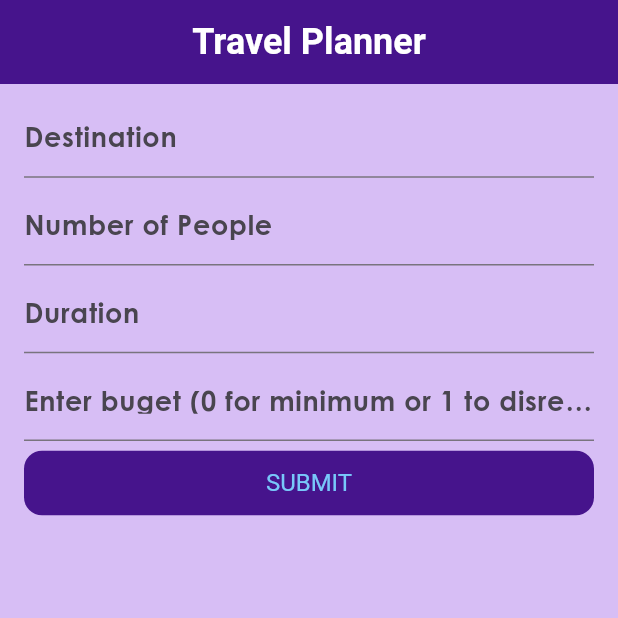
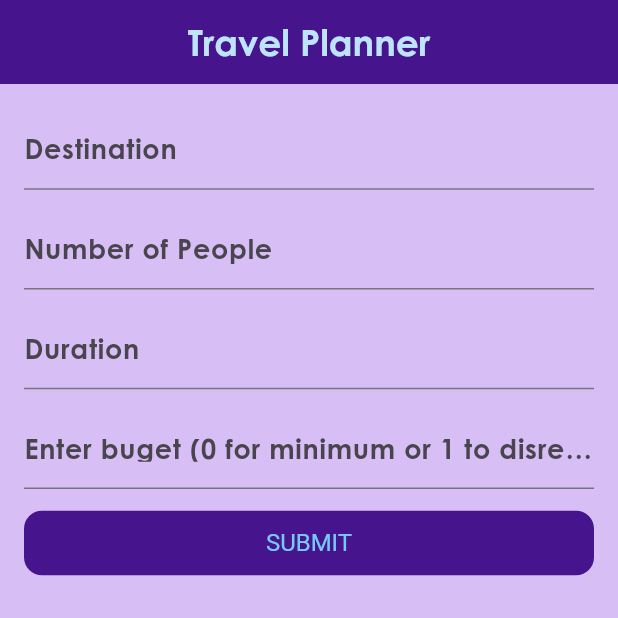
Before and after one commit to omar-alajami/Project_Travel_Planner, a Flutter app: the screen it shows after launch, on a phone screen of 412 x 824 dp, the top half of it. Run offline on Flutter 3.47's test engine with Material 3 defaults, Android fonts, the light colour scheme and no system bars.

Commit message:
minor fixes

```diff
--- a/lib/main.dart
+++ b/lib/main.dart
@@ -17,10 +17,13 @@ class MainApp extends StatelessWidget {
   Widget build(BuildContext context) {
     return MaterialApp(
       theme: ThemeData(
+        fontFamily: 'Century Gothic',
         appBarTheme: AppBarTheme(
           titleTextStyle: TextStyle(
             fontSize: 24,
             fontWeight: FontWeight.bold,
+            fontFamily: 'Century Gothic',
+            color: const Color.fromARGB(255, 190, 228, 252),
           ),
           backgroundColor: appbarBackgroundColor,
           foregroundColor: appbarForegroundColor,
@@ -28,7 +31,6 @@ class MainApp extends StatelessWidget {
         ),
         scaffoldBackgroundColor: scaffoldBackgroundColor,
 
-        fontFamily: 'Century Gothic',
         textTheme: TextTheme(
           bodyLarge: TextStyle(
             fontSize: 18,
@@ -73,9 +75,9 @@ class Returned extends StatefulWidget{
 class _ReturnedState extends State<Returned>{
 
   String dest = '';
-  late int nbOfPeople;
-  late int duration;
-  late int budget;
+  int nbOfPeople = 0;
+  int duration = 0;
+  int budget = -2;
 
   @override
   Widget build(BuildContext context){
@@ -94,7 +96,7 @@ class _ReturnedState extends State<Returned>{
 
         children: [
           Padding(
-            padding: EdgeInsets.only(bottom: 4),//I have no idea what the spaces are like, we can test the app and tweak the numbers and see which give the best look
+            padding: EdgeInsets.only(top: 8, bottom: 12),//I have no idea what the spaces are like, we can test the app and tweak the numbers and see which give the best look
             child: TextField(
               decoration: InputDecoration(labelText: 'Destination'),
               onChanged: (gotDest){dest = gotDest;},
@@ -103,7 +105,7 @@ class _ReturnedState extends State<Returned>{
           ),
 
           Padding(
-            padding: EdgeInsets.only(bottom: 4),//I have no idea what the spaces are like, we can test the app and tweak the numbers and see which give the best look
+            padding: EdgeInsets.only(bottom: 12),//I have no idea what the spaces are like, we can test the app and tweak the numbers and see which give the best look
             child: TextField(
               keyboardType: TextInputType.numberWithOptions(),
               decoration: InputDecoration(labelText: 'Number of People'),
@@ -113,7 +115,7 @@ class _ReturnedState extends State<Returned>{
           ),
 
           Padding(
-            padding: EdgeInsets.only(bottom: 4),//I have no idea what the spaces are like, we can test the app and tweak the numbers and see which give the best look
+            padding: EdgeInsets.only(bottom: 12),//I have no idea what the spaces are like, we can test the app and tweak the numbers and see which give the best look
             child: TextField(
               keyboardType: TextInputType.numberWithOptions(),
               decoration: InputDecoration(labelText: 'Duration'),
@@ -123,7 +125,7 @@ class _ReturnedState extends State<Returned>{
           ),
 
           Padding(
-            padding: EdgeInsets.only(bottom: 4),//I have no idea what the spaces are like, we can test the app and tweak the numbers and see which give the best look
+            padding: EdgeInsets.only(bottom: 12),//I have no idea what the spaces are like, we can test the app and tweak the numbers and see which give the best look
             child: TextField(
               keyboardType: TextInputType.numberWithOptions(),
               decoration: InputDecoration(labelText: 'Enter buget (0 for minimum or 1 to disregard)'),
@@ -156,14 +158,18 @@ class _ReturnedState extends State<Returned>{
               padding: EdgeInsets.fromLTRB(16, 8, 16, 8),
               children: [
                 Padding(
-                  padding: EdgeInsets.fromLTRB(16, 8, 16, 4),
+                  padding: EdgeInsets.only(top:8, bottom: 8),
                   child: Text('IMG_HERE'),
                 ),
-                Text(shownString, style: Theme.of(context).textTheme.bodySmall)
+
+                Padding(
+                  padding: EdgeInsets.only(bottom: 8),
+                  child:Text(shownString, style: Theme.of(context).textTheme.bodySmall)
+                ),
               ],
             )
           ),
-          TextButton(onPressed: (){setState((){dest = '';});}, child: Text('CLOSE'))
+          TextButton(onPressed: (){setState((){dest = ''; nbOfPeople = 0; duration = 0; budget = -2;});}, child: Text('CLOSE'))
         ]
       )
     );
```
